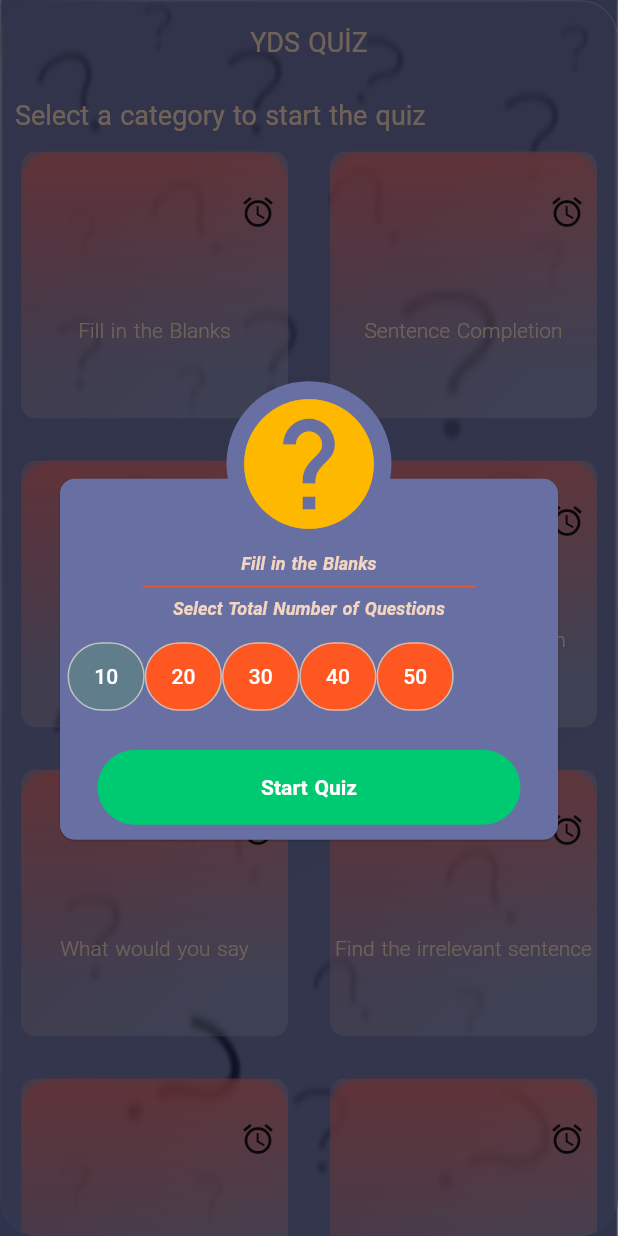
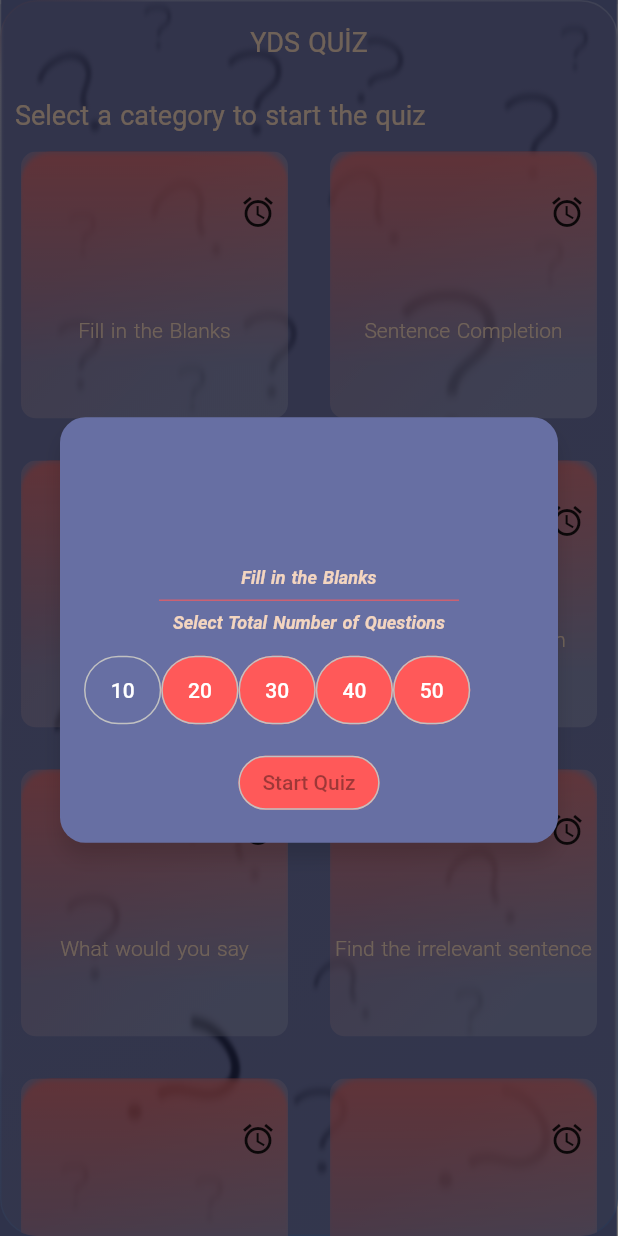
Before and after one commit to htrhan/english_exam, a Flutter app: the screen it shows after launch, after a tap on "Fill in the Blanks", on a phone screen of 412 x 824 dp. Run offline on Flutter 3.47's test engine with Material 2 defaults, Android fonts, the phone set to English and light mode, and no system bars; drawn by our look-alikes of glassmorphism; Roboto replaces fonts that are missing (SansPro).

Commit message:
dialog fix

```diff
--- a/lib/ui/constants.dart
+++ b/lib/ui/constants.dart
@@ -2,8 +2,8 @@ import 'package:flutter/material.dart';
 
 const kPrimaryColor = Color(0xffB7E9FF);
 const kGreenColor = Color(0xFF6AC259);
-const kBlueColor = Color(0xFF345FB4);
-const kRedColor = Color(0xFFE92E30);
+const kBlueColor = Color(0xFF676FA3);
+const kRedColor = Color(0xFFFF5959);
 const kGrayColor = Color(0xFFC1C1C1);
 const kBlackColor = Color(0xFF101010);
 const kAnimateColor = Color(0xFF46D9BF);
--- a/lib/ui/widget/quizoption.dart
+++ b/lib/ui/widget/quizoption.dart
@@ -1,8 +1,10 @@
+import 'package:english_quiz/modal/categories.dart';
 import 'package:english_quiz/ui/constants.dart';
 import "package:flutter/material.dart";
 
 class QuizOptionView extends StatefulWidget {
-  const QuizOptionView({Key? key}) : super(key: key);
+  QuizOptionView({Key? key, required this.category}) : super(key: key);
+  Category category;
 
   @override
   _QuizOptionViewState createState() => _QuizOptionViewState();
@@ -15,7 +17,83 @@ class _QuizOptionViewState extends State<QuizOptionView> {
   Color colour = Colors.deepOrange;
   @override
   Widget build(BuildContext context) {
-    return ListView.builder(
+    return Dialog(
+      shape: RoundedRectangleBorder(
+        borderRadius: BorderRadius.circular(16),
+      ),
+      elevation: 0,
+      backgroundColor: Colors.transparent,
+      child: dialogContent(context),
+    );
+  }
+
+  dialogContent(BuildContext context) {
+    return Stack(
+      children: [
+        Container(
+          padding:
+              const EdgeInsets.only(top: 100, bottom: 16, left: 16, right: 16),
+          margin: const EdgeInsets.only(top: 16),
+          decoration: BoxDecoration(
+            color: kBlueColor,
+            shape: BoxShape.rectangle,
+            borderRadius: BorderRadius.circular(17),
+            boxShadow: const [
+              BoxShadow(
+                color: Colors.black12,
+                blurRadius: 10.0,
+                offset: Offset(0, 10),
+              ),
+            ],
+          ),
+          child: Column(
+            mainAxisAlignment: MainAxisAlignment.center,
+            mainAxisSize: MainAxisSize.min,
+            children: [
+              Text(
+                widget.category.title,
+                style: const TextStyle(
+                    fontStyle: FontStyle.italic, color: Color(0xffF3D5C0)),
+              ),
+              const Divider(
+                color: kRedColor,
+                endIndent: 50,
+                indent: 50,
+              ),
+              const Text(
+                'Select Total Number of Questions',
+                style: TextStyle(
+                    fontStyle: FontStyle.italic, color: Color(0xffF3D5C0)),
+              ),
+              const SizedBox(height: 15),
+              SizedBox(
+                height: MediaQuery.of(context).size.height / 18,
+                child: Center(
+                  child: listView,
+                ),
+              ),
+              const SizedBox(height: 15),
+              ElevatedButton(
+                style: ButtonStyle(
+                  backgroundColor: MaterialStateProperty.all<Color?>(kRedColor),
+                  shape: MaterialStateProperty.all<RoundedRectangleBorder>(
+                    RoundedRectangleBorder(
+                      borderRadius: BorderRadius.circular(50.0),
+                      side: const BorderSide(color: kGrayColor),
+                    ),
+                  ),
+                ),
+                onPressed: null,
+                child: const Text("Start Quiz"),
+              ),
+            ],
+          ),
+        ),
+      ],
+    );
+  }
+
+  Widget get listView => ListView.builder(
         itemCount: number.length,
         scrollDirection: Axis.horizontal,
         itemBuilder: (context, index) => TextButton(
@@ -35,7 +113,7 @@ class _QuizOptionViewState extends State<QuizOptionView> {
                   MediaQuery.of(context).size.height / 18),
             ),
             backgroundColor: MaterialStateProperty.all<Color?>(
-              selectedIndex == index ? Colors.blueGrey : colour),
+                selectedIndex == index ? kBlueColor : kRedColor),
             shape: MaterialStateProperty.all<RoundedRectangleBorder>(
               RoundedRectangleBorder(
                 borderRadius: BorderRadius.circular(50.0),
@@ -46,4 +124,3 @@ class _QuizOptionViewState extends State<QuizOptionView> {
         ),
       );
 }
-}
--- a/lib/ui/widget/text_button.dart
+++ b/lib/ui/widget/text_button.dart
@@ -1,15 +1,17 @@
-import 'package:awesome_dialog/awesome_dialog.dart';
 import 'package:english_quiz/modal/categories.dart';
 import 'package:english_quiz/ui/widget/quizoption.dart';
 import 'package:flutter/material.dart';
 
 class TextButtonWidget extends StatefulWidget {
-  const TextButtonWidget(
-      {Key? key, required this.category, required this.child})
-      : super(key: key);
+  const TextButtonWidget({
+    Key? key,
+    required this.category,
+    required this.child,
+  }) : super(key: key);
 
   final Category category;
   final Widget child;
+
   @override
   _TextButtonWidgetState createState() => _TextButtonWidgetState();
 }
@@ -26,55 +28,12 @@ class _TextButtonWidgetState extends State<TextButtonWidget> {
       overlayColor: MaterialStateProperty.all(Colors.greenAccent),
       borderRadius: BorderRadius.circular(20),
       onTap: () {
-        _awesomeDialog(context, widget.category);
+        showDialog(
+          context: context,
+          builder: (context) => QuizOptionView(category: widget.category),
+        );
       },
       child: widget.child,
     );
   }
-
-  void _awesomeDialog(context, category) {
-    // ignore: avoid_single_cascade_in_expression_statements
-    AwesomeDialog(
-      dialogBackgroundColor: const Color(0xff676FA3),
-      context: context,
-      animType: AnimType.TOPSLIDE,
-      dialogType: DialogType.QUESTION,
-      btnOkText: "Start Quiz",
-      showCloseIcon: true,
-      body: Center(
-        child: Column(
-          mainAxisSize: MainAxisSize.min,
-          children: [
-            Text(
-              category.title,
-              style: const TextStyle(
-                  fontStyle: FontStyle.italic, color: Color(0xffF3D5C0)),
-            ),
-            const Divider(
-              color: Colors.deepOrange,
-              endIndent: 50,
-              indent: 50,
-            ),
-            const Text(
-              'Select Total Number of Questions',
-              style: TextStyle(
-                  fontStyle: FontStyle.italic, color: Color(0xffF3D5C0)),
-            ),
-            const SizedBox(height: 15),
-            SizedBox(
-              height: MediaQuery.of(context).size.height / 18,
-              child: const Center(
-                child: QuizOptionView(),
-              ),
-            ),
-          ],
-        ),
-      ),
-      title: 'Burası?',
-      desc: 'This is also Ignored',
-      btnOkOnPress: () {
-        print("hello world");
-      },
-    )..show();
-  }
 }
```
Lines whose indentation alone changed are shown as unchanged.
